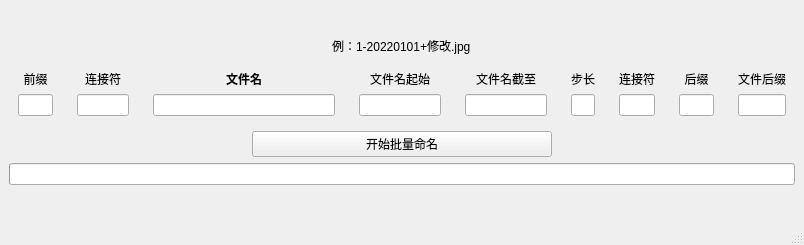
Above: mainwindow.ui from EricShui/renameTool before the change. Below: the same form after it.
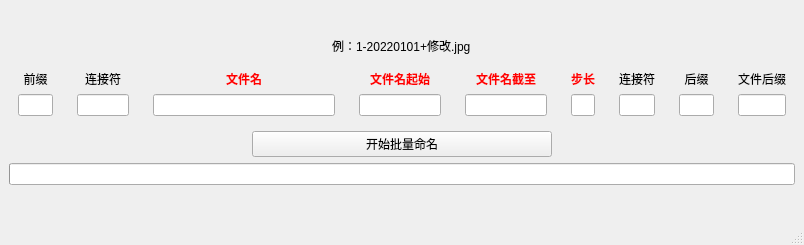
That is the form after the change.

Commit message: update ui , require fill some blank

```diff
--- a/mainwindow.ui
+++ b/mainwindow.ui
@@ -158,6 +158,9 @@
            <property name="toolTip">
             <string>文件名起始数值</string>
            </property>
+           <property name="styleSheet">
+            <string notr="true">color:red</string>
+           </property>
            <property name="text">
             <string>文件名</string>
            </property>
@@ -199,6 +202,18 @@
         <layout class="QVBoxLayout" name="verticalLayout_13">
          <item>
           <widget class="QLabel" name="name_start_label">
+           <property name="font">
+            <font>
+             <weight>75</weight>
+             <bold>true</bold>
+            </font>
+           </property>
+           <property name="toolTip">
+            <string>文件名范围起始</string>
+           </property>
+           <property name="styleSheet">
+            <string notr="true">color:red</string>
+           </property>
            <property name="text">
             <string>文件名起始</string>
            </property>
@@ -248,12 +263,15 @@
           <widget class="QLabel" name="name_end_label">
            <property name="font">
             <font>
-             <weight>50</weight>
-             <bold>false</bold>
+             <weight>75</weight>
+             <bold>true</bold>
             </font>
            </property>
            <property name="toolTip">
-            <string>文件名截至数值</string>
+            <string>文件名范围截至</string>
+           </property>
+           <property name="styleSheet">
+            <string notr="true">color:red</string>
            </property>
            <property name="text">
             <string>文件名截至</string>
@@ -287,9 +305,18 @@
         <layout class="QVBoxLayout" name="verticalLayout_3">
          <item>
           <widget class="QLabel" name="step_label">
+           <property name="font">
+            <font>
+             <weight>75</weight>
+             <bold>true</bold>
+            </font>
+           </property>
            <property name="toolTip">
             <string>相邻文件名间隔</string>
            </property>
+           <property name="styleSheet">
+            <string notr="true">color:red</string>
+           </property>
            <property name="text">
             <string>步长</string>
            </property>
```
The commit also changes 1 other file.
